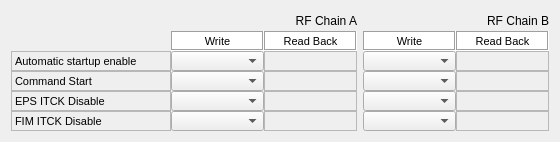
This is src/llrfgui/widgets/autostartup/ui/AutoStartUp.ui in amilan/app-maxiv-llrfexpert as Qt 5 draws it before an edit. The edited form follows.
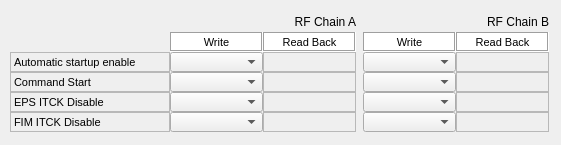
This is the edited form. Custom widgets are drawn as their Qt base class.

Commit message:
Scrollable area added.
An scroll area has been added to each widget.

```diff
--- a/src/llrfgui/widgets/autostartup/ui/AutoStartUp.ui
+++ b/src/llrfgui/widgets/autostartup/ui/AutoStartUp.ui
@@ -6,14 +6,38 @@
    <rect>
     <x>0</x>
     <y>0</y>
-    <width>560</width>
-    <height>140</height>
+    <width>561</width>
+    <height>145</height>
    </rect>
   </property>
   <property name="windowTitle">
    <string>Form</string>
   </property>
   <layout class="QGridLayout" name="gridLayout">
+   <property name="margin">
+    <number>0</number>
+   </property>
+   <property name="spacing">
+    <number>0</number>
+   </property>
+   <item row="0" column="0">
+    <widget class="QScrollArea" name="scrollArea">
+     <property name="frameShape">
+      <enum>QFrame::NoFrame</enum>
+     </property>
+     <property name="widgetResizable">
+      <bool>true</bool>
+     </property>
+     <widget class="QWidget" name="scrollAreaWidgetContents">
+      <property name="geometry">
+       <rect>
+        <x>0</x>
+        <y>0</y>
+        <width>561</width>
+        <height>145</height>
+       </rect>
+      </property>
+      <layout class="QGridLayout" name="gridLayout_2">
    <item row="0" column="0">
     <layout class="QGridLayout" name="_16">
      <property name="spacing">
@@ -1113,6 +1137,10 @@
       </widget>
      </item>
     </layout>
+       </item>
+      </layout>
+     </widget>
+    </widget>
    </item>
   </layout>
  </widget>
```
Left out of the diff: 16 changed lines with no effect on the pictures. Lines whose indentation alone changed are shown as unchanged. The commit also changes 24 other files.
